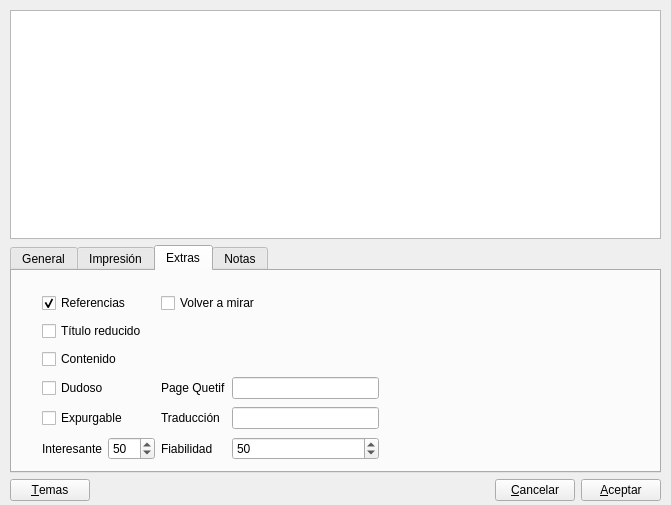
The window that gui/dlgnuevaobra.ui (rogorido/qtpredicadores) describes before a commit, drawn with Qt 5.
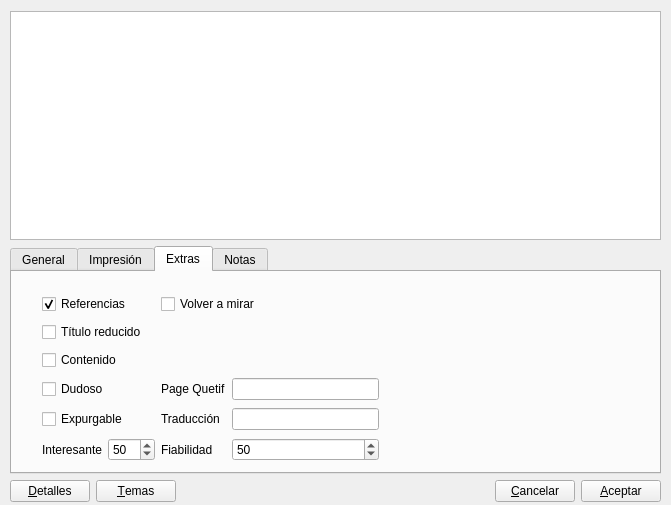
The same window after the commit. Custom widgets are drawn as their Qt base class.

Commit message: Json para detalles en NuevaObra

```diff
--- a/gui/dlgnuevaobra.ui
+++ b/gui/dlgnuevaobra.ui
@@ -13,11 +13,11 @@
   <property name="windowTitle">
    <string>Dialog</string>
   </property>
-  <widget class="QWidget" name="layoutWidget">
+  <widget class="QWidget" name="">
    <property name="geometry">
     <rect>
      <x>10</x>
-     <y>10</y>
+     <y>11</y>
      <width>651</width>
      <height>491</height>
     </rect>
@@ -388,6 +388,13 @@
     </item>
     <item>
      <layout class="QHBoxLayout" name="horizontalLayout">
+      <item>
+       <widget class="QPushButton" name="btDetalles">
+        <property name="text">
+         <string>&amp;Detalles</string>
+        </property>
+       </widget>
+      </item>
       <item>
        <widget class="QPushButton" name="btTemas">
         <property name="text">
```
The commit also changes 2 other files.
